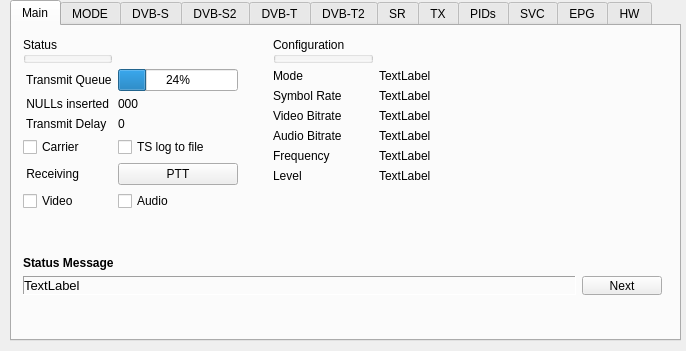
Qt form mainwindow.ui (G4GUO/datvexpress_gui) before a commit.
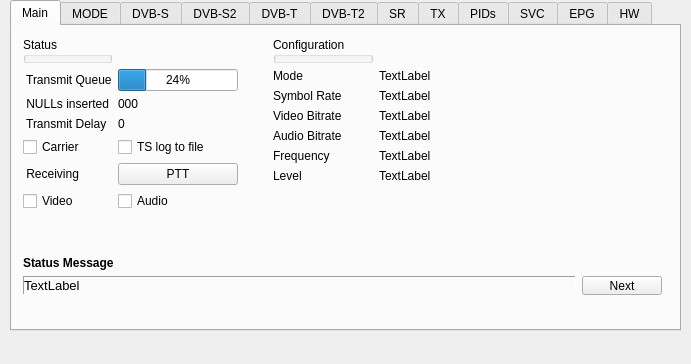
The same form after that commit.

```diff
--- a/mainwindow.ui
+++ b/mainwindow.ui
@@ -9,8 +9,8 @@
    <rect>
     <x>0</x>
     <y>0</y>
-    <width>686</width>
-    <height>351</height>
+    <width>691</width>
+    <height>364</height>
    </rect>
   </property>
   <property name="sizePolicy">
@@ -35,7 +35,7 @@
       <x>10</x>
       <y>0</y>
       <width>671</width>
-      <height>341</height>
+      <height>331</height>
      </rect>
     </property>
     <property name="tabPosition">
```
